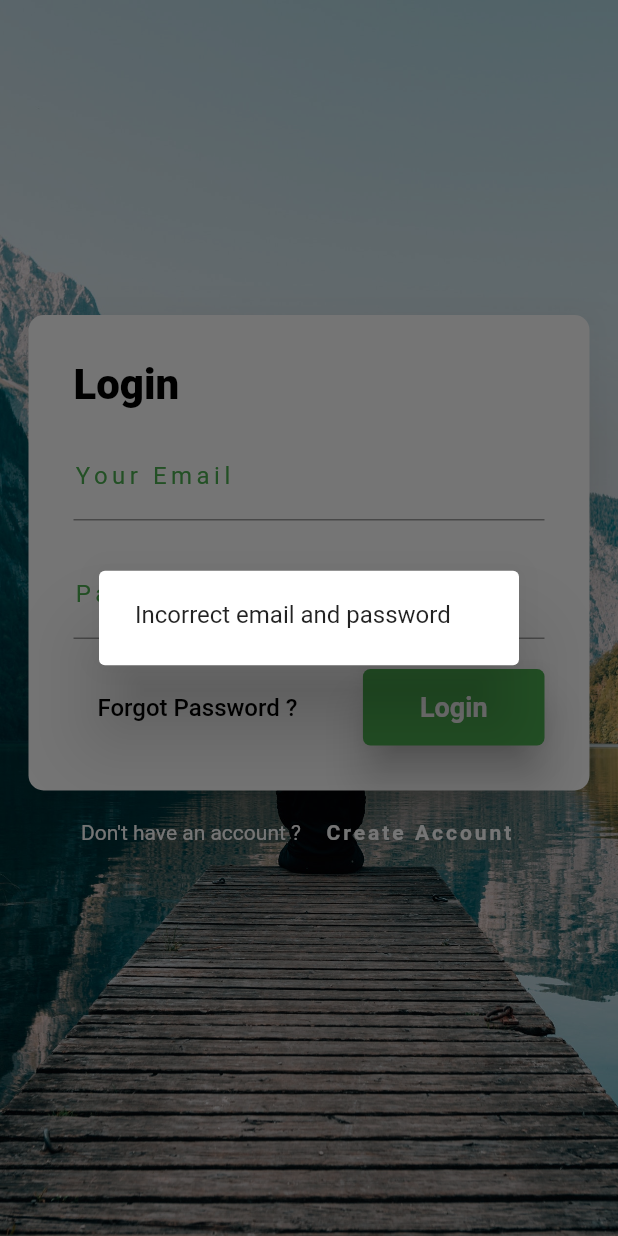
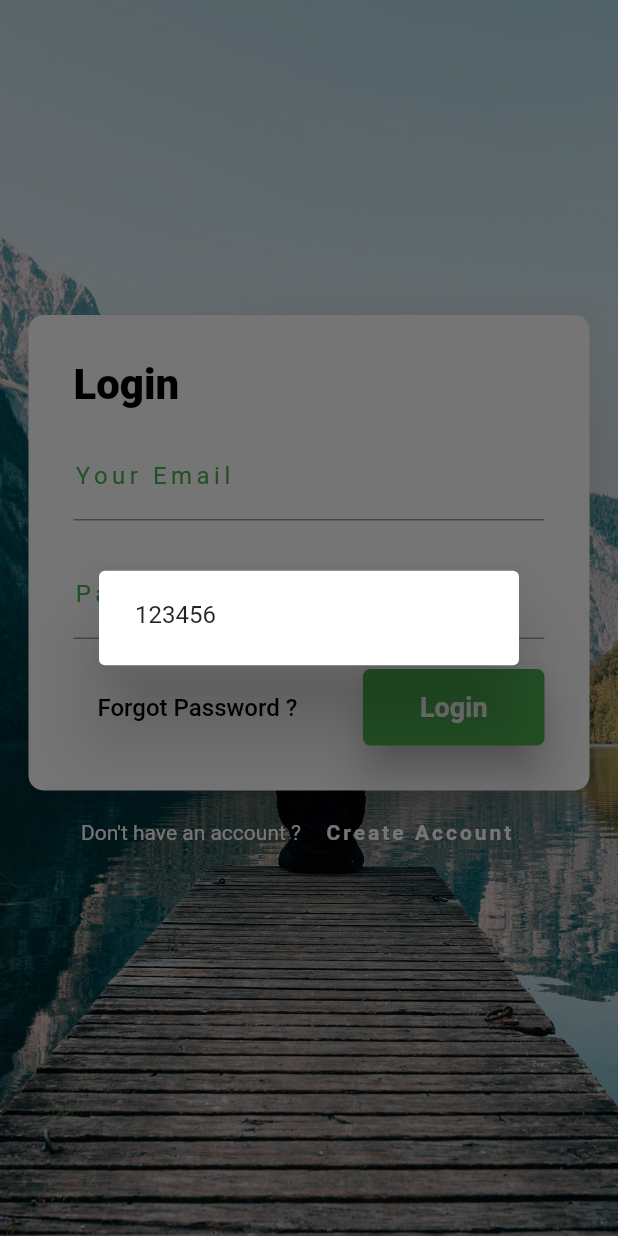
Before and after one commit to RomanNakonechnyi/flutter_app, a Flutter app: the screen it shows after launch, after a tap on "Login", on a phone screen of 412 x 824 dp. Run offline on Flutter 3.47's test engine with Material 2 defaults, Android fonts, the phone set to English and light mode, and no system bars; our stand-ins replace shared_preferences.

Commit message:
Add shared_preferences plugin for storing login data

```diff
--- a/profile_me/lib/home.dart
+++ b/profile_me/lib/home.dart
@@ -8,8 +8,10 @@ class Home extends StatefulWidget {
 class _HomeState extends State<Home> {
   @override
   Widget build(BuildContext context) {
-    return Container(
-
+    return Scaffold(
+    body: Center(
+      child: Text("Welcome home"),
+      ),
     );
   }
 }
--- a/profile_me/lib/main.dart
+++ b/profile_me/lib/main.dart
@@ -1,5 +1,6 @@
 import 'package:flutter/material.dart';
 import 'package:profile_me/sign_in.dart';
+import 'package:shared_preferences/shared_preferences.dart';
 void main() => runApp(MyApp());
 
 enum AuthMode { SIGNIN, SINGUP }
@@ -7,7 +8,7 @@ enum AuthMode { SIGNIN, SINGUP }
 class MyApp extends StatelessWidget {
   // This widget is the root of your application.
   @override
-  Widget build(BuildContext context) {
+  Widget build(BuildContext context){
     return MaterialApp(
       debugShowCheckedModeBanner: false,
       home: SignIn(),
--- a/profile_me/lib/sign_in.dart
+++ b/profile_me/lib/sign_in.dart
@@ -1,7 +1,10 @@
+import 'dart:isolate';
+
 import 'package:flutter/cupertino.dart';
 import 'package:flutter/material.dart';
 import 'package:profile_me/home.dart';
 import 'package:profile_me/main.dart';
+import 'package:shared_preferences/shared_preferences.dart';
 
 class SignIn extends StatefulWidget {
   final String login = "roma";
@@ -14,10 +17,22 @@ class SignIn extends StatefulWidget {
 class _SignInState extends State<SignIn> {
 
   AuthMode _authMode = AuthMode.SIGNIN;
-
+  SharedPreferences _preferences;
   final loginTextController = new TextEditingController();
   final passwordTextController = new TextEditingController();
   double screenHeight;
+
+  @override
+  void initState() {
+    super.initState();
+    SharedPreferences.getInstance().then((SharedPreferences sp) {
+      sp.setString("password", "123456");
+      sp.setString("login", "roma");
+      setState(() {
+      });
+    });
+  }
+
   @override
   void dispose() {
     loginTextController.dispose();
@@ -26,7 +41,8 @@ class _SignInState extends State<SignIn> {
   }
 
   @override
-  Widget build(BuildContext context) {
+  Widget build(BuildContext context){
+
     screenHeight = MediaQuery.of(context).size.height;
     return Scaffold(
       resizeToAvoidBottomInset: false,
@@ -168,7 +184,8 @@ class _SignInState extends State<SignIn> {
     );
   }
 
-  void _executeLogin() {
+  void _executeLogin() async {
+    _preferences = await SharedPreferences.getInstance();
     if(loginTextController.text == widget.login &&
         passwordTextController.text == widget.password){
       Navigator.push(
@@ -177,7 +194,7 @@ class _SignInState extends State<SignIn> {
     }else{
       showDialog(context: context,
       child: AlertDialog(
-        content: Text("Incorrect email and password"),
+        content: Text(_preferences.getString("password")),
       ));
     }
   }
--- a/profile_me/pubspec.yaml
+++ b/profile_me/pubspec.yaml
@@ -23,6 +23,7 @@ dependencies:
   # The following adds the Cupertino Icons font to your application.
   # Use with the CupertinoIcons class for iOS style icons.
   cupertino_icons: ^0.1.2
+  shared_preferences: ^0.5.6
 
 dev_dependencies:
   flutter_test:
```
Also changed, not shown: profile_me/pubspec.lock, 1 other file.
